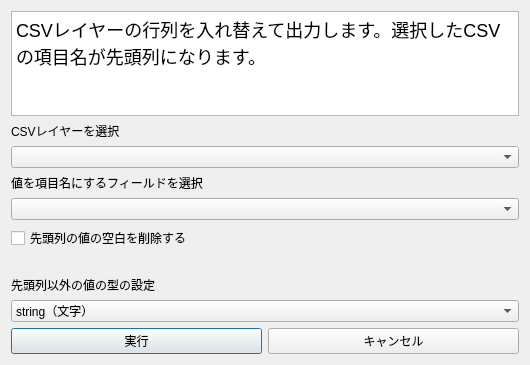
satoshi7190/columns-and-rows, file sample_menu_01.ui: the form before one commit.
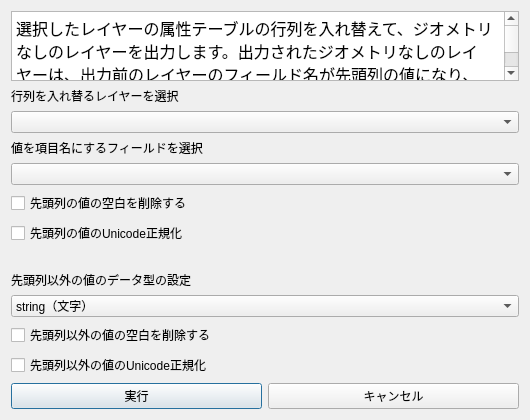
The form after the commit. Custom widgets are drawn as their Qt base class.

```diff
--- a/sample_menu_01.ui
+++ b/sample_menu_01.ui
@@ -7,7 +7,7 @@
     <x>0</x>
     <y>0</y>
     <width>530</width>
-    <height>365</height>
+    <height>360</height>
    </rect>
   </property>
   <property name="windowTitle">
@@ -20,15 +20,15 @@
       <string>&lt;!DOCTYPE HTML PUBLIC &quot;-//W3C//DTD HTML 4.0//EN&quot; &quot;http://www.w3.org/TR/REC-html40/strict.dtd&quot;&gt;
 &lt;html&gt;&lt;head&gt;&lt;meta name=&quot;qrichtext&quot; content=&quot;1&quot; /&gt;&lt;style type=&quot;text/css&quot;&gt;
 p, li { white-space: pre-wrap; }
-&lt;/style&gt;&lt;/head&gt;&lt;body style=&quot; font-family:'MS UI Gothic'; font-size:13.5pt; font-weight:400; font-style:normal;&quot;&gt;
-&lt;p style=&quot; margin-top:0px; margin-bottom:0px; margin-left:0px; margin-right:0px; -qt-block-indent:0; text-indent:0px;&quot;&gt;CSVレイヤーの行列を入れ替えて出力します。選択したCSVの項目名が先頭列になります。&lt;/p&gt;&lt;/body&gt;&lt;/html&gt;</string>
+&lt;/style&gt;&lt;/head&gt;&lt;body style=&quot; font-family:'MS UI Gothic'; font-size:9pt; font-weight:400; font-style:normal;&quot;&gt;
+&lt;p style=&quot; margin-top:0px; margin-bottom:0px; margin-left:0px; margin-right:0px; -qt-block-indent:0; text-indent:0px;&quot;&gt;&lt;span style=&quot; font-size:12pt;&quot;&gt;選択したレイヤーの属性テーブルの行列を入れ替えて、ジオメトリなしのレイヤーを出力します。出力されたジオメトリなしのレイヤーは、出力前のレイヤーのフィールド名が先頭列の値になり、データ型はstringになります。&lt;/span&gt;&lt;/p&gt;&lt;/body&gt;&lt;/html&gt;</string>
      </property>
     </widget>
    </item>
    <item>
     <widget class="QLabel" name="label">
      <property name="text">
-      <string>CSVレイヤーを選択</string>
+      <string>行列を入れ替るレイヤーを選択</string>
      </property>
      <property name="alignment">
       <set>Qt::AlignBottom|Qt::AlignLeading|Qt::AlignLeft</set>
@@ -58,6 +58,13 @@
      </property>
     </widget>
    </item>
+   <item>
+    <widget class="QCheckBox" name="checkBox_2">
+     <property name="text">
+      <string>先頭列の値のUnicode正規化</string>
+     </property>
+    </widget>
+   </item>
    <item>
     <spacer name="horizontalSpacer">
      <property name="orientation">
@@ -74,7 +81,7 @@
    <item>
     <widget class="QLabel" name="label_3">
      <property name="text">
-      <string>先頭列以外の値の型の設定</string>
+      <string>先頭列以外の値のデータ型の設定</string>
      </property>
     </widget>
    </item>
@@ -97,6 +104,20 @@
      </item>
     </widget>
    </item>
+   <item>
+    <widget class="QCheckBox" name="checkBox_3">
+     <property name="text">
+      <string>先頭列以外の値の空白を削除する</string>
+     </property>
+    </widget>
+   </item>
+   <item>
+    <widget class="QCheckBox" name="checkBox_4">
+     <property name="text">
+      <string>先頭列以外の値のUnicode正規化</string>
+     </property>
+    </widget>
+   </item>
    <item>
     <layout class="QHBoxLayout" name="horizontalLayout">
      <item>
```
